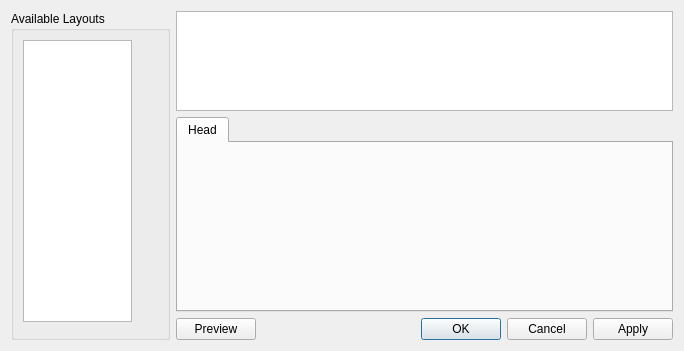
This is src/playlist/layouts/PlaylistLayoutEditDialog.ui in KDE/amarok as Qt 5 draws it before an edit. The edited form follows.
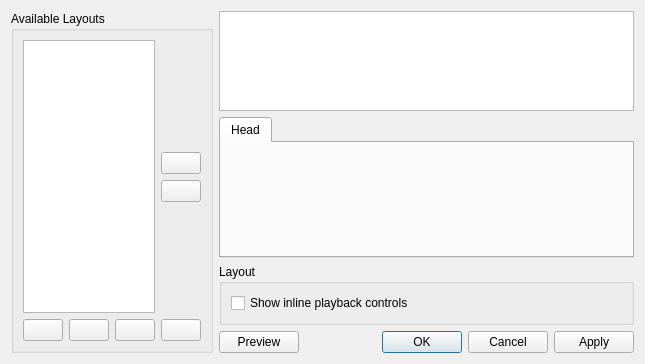
This is the edited form. Custom widgets are drawn as their Qt base class.

Commit message: Expose the "show inline controls" layout setting in the layout manager.

What changed in the file:
```diff
--- a/src/playlist/layouts/PlaylistLayoutEditDialog.ui
+++ b/src/playlist/layouts/PlaylistLayoutEditDialog.ui
@@ -6,15 +6,15 @@
    <rect>
     <x>0</x>
     <y>0</y>
-    <width>684</width>
-    <height>351</height>
+    <width>645</width>
+    <height>364</height>
    </rect>
   </property>
   <property name="windowTitle">
    <string>Playlist Layout Editor</string>
   </property>
-  <layout class="QHBoxLayout" name="horizontalLayout_3">
-   <item>
+  <layout class="QGridLayout" name="gridLayout_2">
+   <item row="0" column="0" rowspan="2">
     <widget class="QGroupBox" name="groupBox">
      <property name="sizePolicy">
       <sizepolicy hsizetype="Preferred" vsizetype="Expanding">
@@ -92,7 +92,7 @@
      </layout>
     </widget>
    </item>
-   <item>
+   <item row="0" column="1">
     <layout class="QVBoxLayout" name="verticalLayout">
      <item>
       <widget class="TokenPool" name="tokenPool">
@@ -105,7 +105,7 @@
        <property name="minimumSize">
         <size>
          <width>0</width>
-         <height>0</height>
+         <height>100</height>
         </size>
        </property>
        <property name="maximumSize">
@@ -163,6 +163,12 @@
      </item>
      <item>
       <widget class="QTabWidget" name="elementTabs">
+       <property name="minimumSize">
+        <size>
+         <width>0</width>
+         <height>140</height>
+        </size>
+       </property>
        <property name="currentIndex">
         <number>0</number>
        </property>
@@ -174,6 +180,24 @@
       </widget>
      </item>
      <item>
+      <widget class="QGroupBox" name="groupBox_2">
+       <property name="title">
+        <string>Layout</string>
+       </property>
+       <layout class="QGridLayout" name="gridLayout">
+        <item row="0" column="0">
+         <widget class="QCheckBox" name="inlineControlsChekbox">
+          <property name="text">
+           <string>Show inline playback controls</string>
+          </property>
+         </widget>
+        </item>
+       </layout>
+      </widget>
+     </item>
+    </layout>
+   </item>
+   <item row="1" column="1">
       <layout class="QHBoxLayout" name="horizontalLayout_2">
        <item>
         <widget class="QPushButton" name="previewButton">
@@ -208,18 +232,16 @@
       </layout>
      </item>
     </layout>
-   </item>
-  </layout>
  </widget>
  <customwidgets>
   <customwidget>
    <class>KArrowButton</class>
-   <extends></extends>
+   <extends>QPushButton</extends>
    <header>karrowbutton.h</header>
   </customwidget>
   <customwidget>
    <class>KPushButton</class>
-   <extends></extends>
+   <extends>QPushButton</extends>
    <header>kpushbutton.h</header>
   </customwidget>
   <customwidget>
```
Lines whose indentation alone changed are shown as unchanged. The commit also changes 2 other files.
